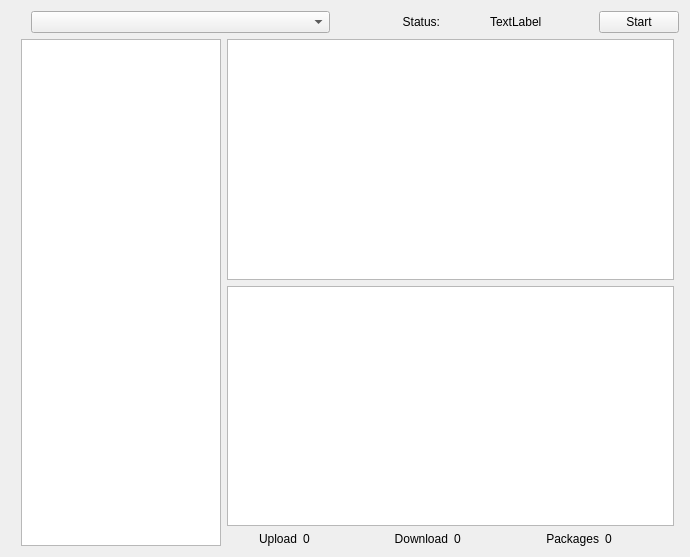
Before: the Qt Designer form NastyTraffic/src/mainwindow.ui in tsudd/nasty-traffic, drawn with Qt 5.
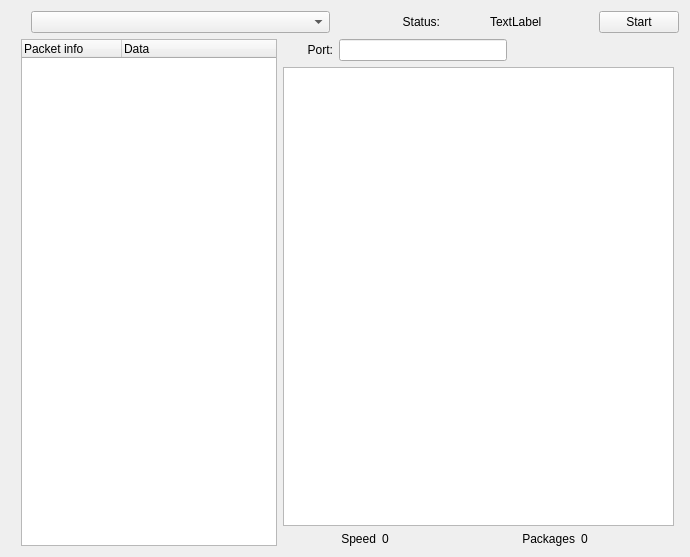
After: the same form once the commit is applied.

```diff
--- a/NastyTraffic/src/mainwindow.ui
+++ b/NastyTraffic/src/mainwindow.ui
@@ -83,20 +83,66 @@
        <property name="rightMargin">
         <number>5</number>
        </property>
-       <item>
-        <widget class="QListView" name="listView">
-         <property name="maximumSize">
-          <size>
-           <width>200</width>
-           <height>16777215</height>
-          </size>
+       <item alignment="Qt::AlignLeft">
+        <widget class="QTreeWidget" name="treeView">
+         <property name="animated">
+          <bool>true</bool>
          </property>
+         <property name="columnCount">
+          <number>2</number>
+         </property>
+         <column>
+          <property name="text">
+           <string>Packet info</string>
+          </property>
+         </column>
+         <column>
+          <property name="text">
+           <string>Data</string>
+          </property>
+         </column>
         </widget>
        </item>
        <item>
         <layout class="QVBoxLayout" name="verticalLayout">
          <item>
-          <widget class="QGraphicsView" name="uploadGraph"/>
+          <layout class="QHBoxLayout" name="horizontalLayout_5">
+           <item>
+            <widget class="QLabel" name="portLabel">
+             <property name="minimumSize">
+              <size>
+               <width>50</width>
+               <height>0</height>
+              </size>
+             </property>
+             <property name="text">
+              <string>Port:</string>
+             </property>
+             <property name="alignment">
+              <set>Qt::AlignRight|Qt::AlignTrailing|Qt::AlignVCenter</set>
+             </property>
+            </widget>
+           </item>
+           <item>
+            <widget class="QLineEdit" name="lineEdit"/>
+           </item>
+           <item>
+            <spacer name="spacer">
+             <property name="orientation">
+              <enum>Qt::Horizontal</enum>
+             </property>
+             <property name="sizeType">
+              <enum>QSizePolicy::Expanding</enum>
+             </property>
+             <property name="sizeHint" stdset="0">
+              <size>
+               <width>70</width>
+               <height>20</height>
+              </size>
+             </property>
+            </spacer>
+           </item>
+          </layout>
          </item>
          <item>
           <widget class="QGraphicsView" name="downloadGraph"/>
@@ -106,7 +152,7 @@
            <item>
             <widget class="QLabel" name="uploadLabel">
              <property name="text">
-              <string>Upload</string>
+              <string>Speed</string>
              </property>
              <property name="alignment">
               <set>Qt::AlignRight|Qt::AlignTrailing|Qt::AlignVCenter</set>
@@ -114,24 +160,7 @@
             </widget>
            </item>
            <item>
-            <widget class="QLabel" name="uploadIndicator">
-             <property name="text">
-              <string>0</string>
-             </property>
-            </widget>
-           </item>
-           <item>
-            <widget class="QLabel" name="downloadLabel">
-             <property name="text">
-              <string>Download</string>
-             </property>
-             <property name="alignment">
-              <set>Qt::AlignRight|Qt::AlignTrailing|Qt::AlignVCenter</set>
-             </property>
-            </widget>
-           </item>
-           <item>
-            <widget class="QLabel" name="downloadIndicator">
+            <widget class="QLabel" name="seedIndicator">
              <property name="text">
               <string>0</string>
              </property>
```
Left out of the diff: 2 changed lines with no effect on the pictures.
